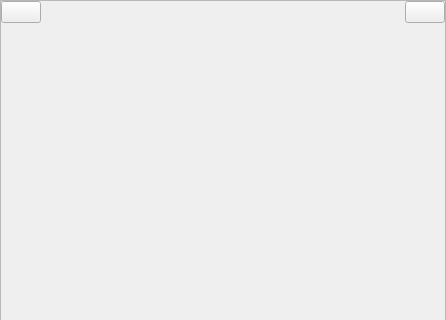
The window that src/gui/Dlg/tray_ui.ui (LaM0uette/PySide6_Blank_Project_demo) describes before a commit, drawn with Qt 5; both pictures show x 0 to 446 and y 0 to 320 of the 446 by 791 pixel window.
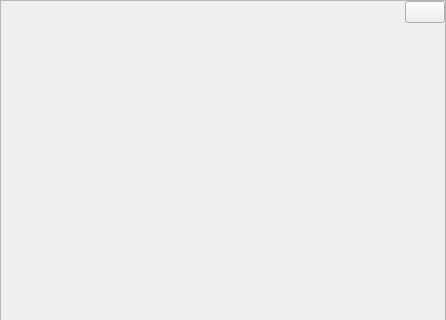
The same window after the commit.

Commit message: Création TRAY - ui

The edit to the form file:
```diff
--- a/src/gui/Dlg/tray_ui.ui
+++ b/src/gui/Dlg/tray_ui.ui
@@ -68,13 +68,6 @@
          <property name="bottomMargin">
           <number>0</number>
          </property>
-         <item>
-          <widget class="QPushButton" name="pb_mt_pin">
-           <property name="checkable">
-            <bool>true</bool>
-           </property>
-          </widget>
-         </item>
          <item>
           <spacer name="horizontalSpacer">
            <property name="orientation">
```
The commit also changes 3 other files.
